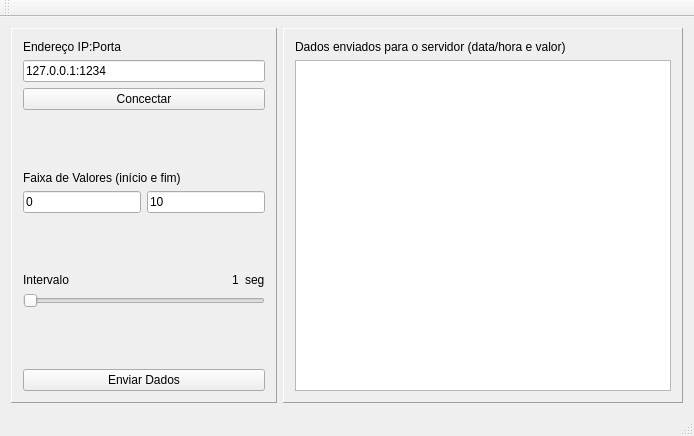
Above: QTDataSender/mainwindow.ui from DenisMedeiros/DCA0201QTProject before the change. Below: the same form after it.
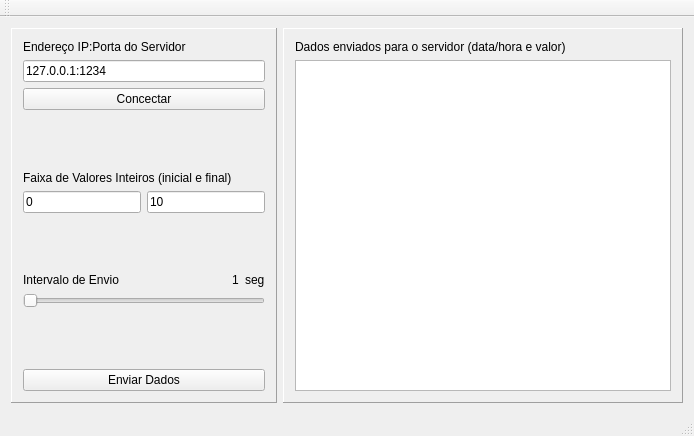
That is the form after the change. Icons and pictures are not drawn.

```diff
--- a/QTDataSender/mainwindow.ui
+++ b/QTDataSender/mainwindow.ui
@@ -35,7 +35,7 @@
            <item>
             <widget class="QLabel" name="label">
              <property name="text">
-              <string>Endereço IP:Porta</string>
+              <string>Endereço IP:Porta do Servidor</string>
              </property>
             </widget>
            </item>
@@ -76,7 +76,7 @@
            <item>
             <widget class="QLabel" name="label_2">
              <property name="text">
-              <string>Faixa de Valores (início e fim)</string>
+              <string>Faixa de Valores Inteiros (inicial e final)</string>
              </property>
             </widget>
            </item>
@@ -120,7 +120,7 @@
              <item>
               <widget class="QLabel" name="label_3">
                <property name="text">
-                <string>Intervalo</string>
+                <string>Intervalo de Envio</string>
                </property>
               </widget>
              </item>
```
